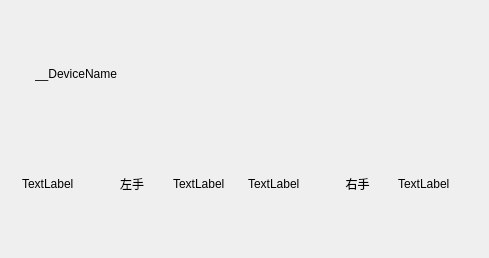
Before: the Qt Designer form ui/h2GloveDeviceTreeWidget.ui in FOHEART/MotionGloveUI, drawn with Qt 5.
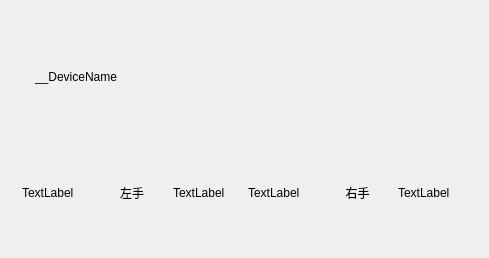
After: the same form once the commit is applied.

What changed in the file:
```diff
--- a/ui/h2GloveDeviceTreeWidget.ui
+++ b/ui/h2GloveDeviceTreeWidget.ui
@@ -14,6 +14,9 @@
    <string>h2GloveDeviceTreeWidget</string>
   </property>
   <layout class="QGridLayout" name="gridLayout">
+   <property name="bottomMargin">
+    <number>0</number>
+   </property>
    <item row="0" column="0">
     <widget class="QWidget" name="widget" native="true">
      <layout class="QGridLayout" name="gridLayout_3">
```
